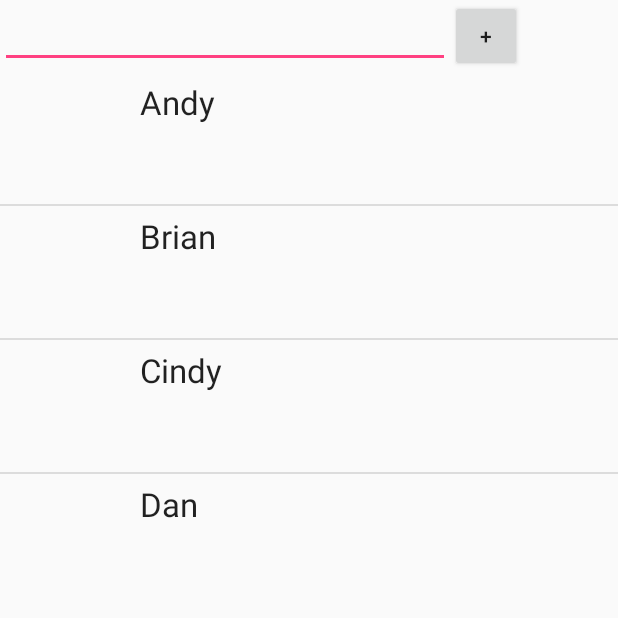
After one commit to hariseenivasan/MeedMems, an Android app: the ContactsActivity screen opened directly, with no data from a screen before it, on a phone screen of 412 x 824 dp, the top half of it. The commit adds this screen. Run offline under Robolectric (Android 15) with nearby library versions, the phone set to English and light mode, and no system bars.

Commit message:
Contacts View added
Search for contacts from hash map and then display in the contacts list.

```diff
--- a/app/src/main/AndroidManifest.xml
+++ b/app/src/main/AndroidManifest.xml
@@ -42,6 +42,15 @@
                 android:name="android.support.PARENT_ACTIVITY"
                 android:value="sym.android.LoginActivity" />
         </activity>
+        <activity
+            android:name=".ContactsActivity"
+            android:label="@string/title_activity_contacts"
+            android:parentActivityName=".UploadPhotoActivity"
+            android:theme="@style/AppTheme.NoActionBar">
+            <meta-data
+                android:name="android.support.PARENT_ACTIVITY"
+                android:value="sym.android.UploadPhotoActivity" />
+        </activity>
         <service
             android:name=".MyGcmListenerService"
             android:exported="false">
--- /dev/null
+++ b/app/src/main/java/sym/android/ContactsActivity.java
@@ -0,0 +1,49 @@
+package sym.android;
+
+import android.os.Bundle;
+import android.support.design.widget.FloatingActionButton;
+import android.support.design.widget.Snackbar;
+import android.support.v7.app.AppCompatActivity;
+import android.support.v7.widget.Toolbar;
+import android.view.View;
+import android.view.Menu;
+import android.view.MenuItem;
+import android.os.Bundle;
+import android.view.View;
+import android.widget.AdapterView;
+import android.widget.ArrayAdapter;
+import android.widget.ListAdapter;
+import android.widget.ListView;
+import android.widget.Toast;
+
+import sym.android.R;
+
+
+public class ContactsActivity extends AppCompatActivity {
+
+    @Override
+    protected void onCreate(Bundle savedInstanceState) {
+        super.onCreate(savedInstanceState);
+        setContentView(R.layout.activity_contacts);
+        String[] DUMMY_CREDENTIALS = {"Andy" , "Brian", "Cindy" ,"Dan"};
+        ListAdapter ContactAdapter = new CustomAdapter(this, DUMMY_CREDENTIALS);
+        ListView ContactsListView = (ListView) findViewById(R.id.ContactsListView);
+        ContactsListView.setAdapter(ContactAdapter);
+
+        ContactsListView.setOnItemClickListener(
+                    new AdapterView.OnItemClickListener(){
+                        @Override
+                        public void onItemClick(AdapterView<?> parent,View view, int position, long id){
+                            String dummy_credential = String.valueOf(parent.getItemAtPosition(position));
+                            Toast.makeText(ContactsActivity.this,dummy_credential,Toast.LENGTH_LONG).show();
+                        }
+                    }
+        );
+
+        //Toolbar toolbar = (Toolbar) findViewById(R.id.toolbar);
+        //setSupportActionBar(toolbar);
+
+
+    }
+
+}
--- /dev/null
+++ b/app/src/main/java/sym/android/CustomAdapter.java
@@ -0,0 +1,47 @@
+package sym.android;
+
+import android.content.Context;
+import android.os.Bundle;
+import android.support.annotation.StringDef;
+import android.support.design.widget.FloatingActionButton;
+import android.support.design.widget.Snackbar;
+import android.support.v7.app.AppCompatActivity;
+import android.support.v7.widget.Toolbar;
+import android.view.LayoutInflater;
+import android.view.View;
+import android.view.Menu;
+import android.view.MenuItem;
+import android.os.Bundle;
+import android.view.View;
+import android.view.ViewGroup;
+import android.widget.AdapterView;
+import android.widget.ArrayAdapter;
+import android.widget.ImageView;
+import android.widget.ListAdapter;
+import android.widget.ListView;
+import android.widget.TextView;
+import android.widget.Toast;
+
+/**
+ * Created by mandar on 4/18/16.
+ */
+public class CustomAdapter extends  ArrayAdapter<String> {
+    public CustomAdapter(Context context, String[] DUMMY_CREDENTIALS) {
+        super(context,R.layout.custom_row, DUMMY_CREDENTIALS);
+    }
+
+    @Override
+    public View getView(int position, View convertView, ViewGroup parent) {
+        LayoutInflater contactsInflater = LayoutInflater.from(getContext());
+        View customView = contactsInflater.inflate(R.layout.custom_row, parent, false);
+
+        String singleContact = getItem(position);
+        TextView contactsText = (TextView) customView.findViewById(R.id.contactText);
+        ImageView contactImage = (ImageView) customView.findViewById(R.id.contactImage);
+
+        contactsText.setText(singleContact);
+       // contactImage.setImageResource(R.mipmap.images);
+
+        return customView;
+    }
+}
--- a/app/src/main/java/sym/android/GroupsActivity.java
+++ b/app/src/main/java/sym/android/GroupsActivity.java
@@ -10,6 +10,7 @@ import android.provider.MediaStore;
 import android.support.annotation.NonNull;
 import android.support.design.widget.FloatingActionButton;
 import android.support.design.widget.Snackbar;
+import android.support.v7.app.ActionBar;
 import android.support.v7.app.AppCompatActivity;
 import android.support.v7.widget.Toolbar;
 import android.util.Log;
@@ -47,12 +48,12 @@ public class GroupsActivity extends AppCompatActivity {
         setContentView(R.layout.activity_groups);
         Toolbar toolbar = (Toolbar) findViewById(R.id.toolbar);
         setSupportActionBar(toolbar);
+        ActionBar actionBar = getSupportActionBar();
         StrictMode.ThreadPolicy policy = new StrictMode.ThreadPolicy.Builder().permitAll().build();
         Intent i = getIntent();
         GoogleSignInAccount acc = i.getParcelableExtra("GoogleAccount");
         Log.d("Google Account Email", acc.getEmail());
         StrictMode.setThreadPolicy(policy);
-
         FloatingActionButton fab = (FloatingActionButton) findViewById(R.id.btnAddPhoto);
         fab.setOnClickListener(new View.OnClickListener() {
             @Override
@@ -104,7 +105,7 @@ public class GroupsActivity extends AppCompatActivity {
 
         Intent nActivity = new  Intent(this,NotificationActivity.class);
         //startActivity(nActivity);
-        getSupportActionBar().setDisplayHomeAsUpEnabled(true);
+        getSupportActionBar().setDisplayHomeAsUpEnabled(false);
     }
 
     @Override
@@ -126,14 +127,15 @@ public class GroupsActivity extends AppCompatActivity {
                     if (data.getClipData() != null) {
                         ClipData mClipData = data.getClipData();
                          for (int i = 0; i < mClipData.getItemCount(); i++) {
-
+                            Log.d("ClipData index","Index: "+i+" Count "+mClipData.getItemCount());
                             ClipData.Item item = mClipData.getItemAt(i);
                             Uri uri = item.getUri();
-                            mArrayUri.add(uri);
+                            if(uri!=null)
+                                mArrayUri.add(uri);
 
 
                         }
-                        Log.v("LOG_TAG", "Selected Images" + mArrayUri.size());
+                        Log.v("LOG_TAG", "Selected Images " + mArrayUri.size());
                     }
                 }
             } else {
--- a/app/src/main/java/sym/android/PathMethods.java
+++ b/app/src/main/java/sym/android/PathMethods.java
@@ -144,10 +144,11 @@ public class PathMethods {
     public static MetaData processURIArray(Context context,ArrayList<Uri> uris,String groupName){
 
         String[] filePathColumn = {MediaStore.Images.Media.DISPLAY_NAME,MediaStore.Images.Media.SIZE };
-        ArrayList<String> name=null;
-        ArrayList<String> path=null;
-        ArrayList<String> dataImg=null;
-        ArrayList<String> size=null;
+        ArrayList<String> name=new ArrayList<String>();
+        ArrayList<String> path=new ArrayList<String>();
+        ArrayList<String> dataImg=new ArrayList<String>();
+        ArrayList<String> size=new ArrayList<String>();
+        Log.d("processURI","URI Count: "+uris.size());
         for(Uri uri : uris) {
             path.add( PathMethods.getPath(context, uri));
             // Get the cursor
--- a/app/src/main/java/sym/android/UploadPhotoActivity.java
+++ b/app/src/main/java/sym/android/UploadPhotoActivity.java
@@ -28,7 +28,7 @@ import java.util.List;
  * Created by Bhavya on 4/16/2016.
  */
 public class UploadPhotoActivity extends Activity implements View.OnClickListener {
-
+   private final int CONTACTS_RETURN = 200;
     private Button btnUploadPhots;
     Uri fileUri;
     ArrayList<String> imagesPathList;
@@ -50,6 +50,10 @@ public class UploadPhotoActivity extends Activity implements View.OnClickListene
         Intent intent = getIntent();
         ArrayList<Uri> imagesPath ;
         imagesPath = intent.<Uri>getParcelableArrayListExtra("uris");
+
+        Intent uploadIntent = new Intent(this, ContactsActivity.class);
+        //uploadIntent.putParcelableArrayListExtra("uris", mArrayUri);
+        startActivityForResult(uploadIntent, CONTACTS_RETURN);
 
         //System.out.println("Images Path from intent "+imagesPath[0]+" Length "+imagesPath.length);
         metaDataList = new ArrayList<MetaData>() ;
--- /dev/null
+++ b/app/src/main/res/layout/activity_contacts.xml
@@ -0,0 +1,45 @@
+<?xml version="1.0" encoding="utf-8"?>
+<android.support.design.widget.CoordinatorLayout xmlns:android="http://schemas.android.com/apk/res/android"
+    xmlns:app="http://schemas.android.com/apk/res-auto"
+    xmlns:tools="http://schemas.android.com/tools"
+    android:layout_width="match_parent"
+    android:layout_height="match_parent"
+    android:fitsSystemWindows="true"
+    tools:context="sym.android.ContactsActivity">
+
+
+    <LinearLayout
+        android:layout_width="match_parent"
+        android:layout_height="match_parent"
+        android:orientation="vertical">
+<GridLayout
+    android:layout_width="wrap_content"
+    android:layout_height="wrap_content">
+<EditText
+    android:layout_width="300sp"
+    android:layout_height="wrap_content"
+    android:layout_row="0"
+    android:layout_column="0"
+    android:singleLine="true">
+
+</EditText>
+
+        <Button
+            style="?android:attr/buttonStyleSmall"
+            android:layout_width="fill_parent"
+            android:layout_height="wrap_content"
+            android:text="@string/AddContact"
+            android:id="@+id/addContact"
+            android:layout_row="0"
+            android:layout_column="1" />
+</GridLayout>
+        <ListView
+        android:layout_width="match_parent"
+        android:layout_height="wrap_content"
+        android:id="@+id/ContactsListView"
+        app:layout_behavior="@string/appbar_scrolling_view_behavior"
+       ></ListView>
+
+
+    </LinearLayout>
+</android.support.design.widget.CoordinatorLayout>
--- /dev/null
+++ b/app/src/main/res/layout/custom_row.xml
@@ -0,0 +1,19 @@
+<?xml version="1.0" encoding="utf-8"?>
+<LinearLayout xmlns:android="http://schemas.android.com/apk/res/android"
+    android:orientation="horizontal" android:layout_width="match_parent"
+    android:layout_height="match_parent">
+
+    <ImageView
+        android:layout_width="77dp"
+        android:layout_height="77dp"
+        android:id="@+id/contactImage"
+        android:layout_margin="5dp" />
+
+    <TextView
+        android:layout_width="wrap_content"
+        android:layout_height="wrap_content"
+        android:textAppearance="?android:attr/textAppearanceLarge"
+        android:text="Large Text"
+        android:id="@+id/contactText"
+        android:layout_margin="5dp" />
+</LinearLayout>
--- a/app/src/main/res/values/strings.xml
+++ b/app/src/main/res/values/strings.xml
@@ -20,4 +20,6 @@
     <string name="title_activity_notification">NotificationActivity</string>
     <string name="noGroupWM">You have no groups yet! Get Started!</string>
     <string name="Logout">Logout</string>
+    <string name="title_activity_contacts">Select Contacts</string>
+    <string name="AddContact">+</string>
 </resources>
```
Also changed, not shown: app/src/main/java/sym/android/LoginActivity.java (line endings or trailing spaces).
